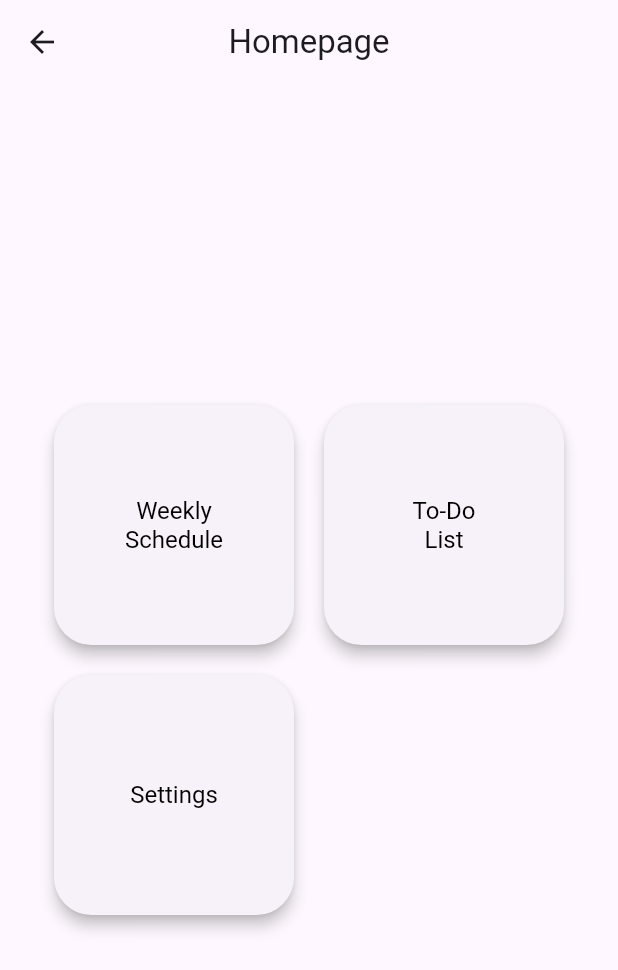
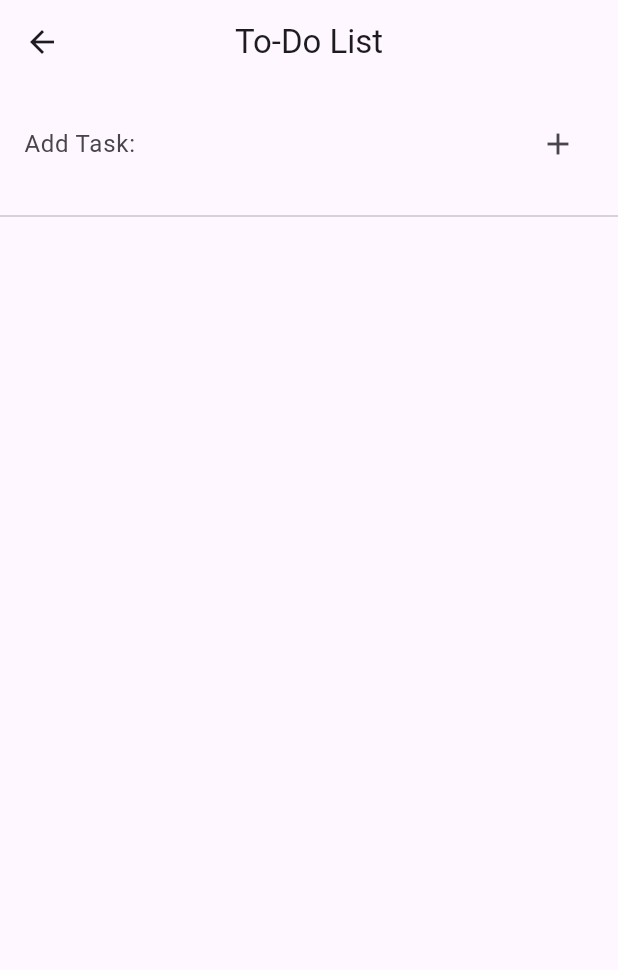
Before and after one commit to jodiele/flutter_mobile_development_bootstrap, a Flutter app: the HomePage screen opened by its route, after a tap on an icon or button, on a phone screen of 412 x 824 dp. Shown: the top 970 px of the screen. Run offline on Flutter 3.47's test engine with Material 3 defaults, Android fonts, the phone set to English and light mode, and no system bars; our stand-ins replace firebase_core; accounts and stored records are empty; generated files the repository leaves out were written again.

Commit message:
edited todo_page with dismissable tasks, need to add interactable checkboxes

```diff
--- a/lib/main.dart
+++ b/lib/main.dart
@@ -7,7 +7,7 @@
 import 'pages/register_page.dart';
 import 'pages/home_page.dart';
 import 'pages/weekly_schedule_page.dart';
-//import 'pages/todo_page.dart';
+import 'pages/todo_page.dart';
 //import 'pages/settings_page.dart';
 
 
@@ -35,7 +35,7 @@
         '/register': (context) => const RegisterPage(),
         '/home': (context) => const HomePage(),
         '/weekly': (context) => const WeeklySchedulePage(),
-        //'/todo': (context) => const TodoPage(),
+        '/todo': (context) => const ToDoPage(),
         //'/settings': (context) => const SettingsPage(),
       },
     );
--- a/lib/pages/todo_page.dart
+++ b/lib/pages/todo_page.dart
@@ -0,0 +1,99 @@
+import 'package:flutter/material.dart';
+
+class ToDoPage extends StatefulWidget {
+  const ToDoPage({super.key});
+
+  @override
+  State<ToDoPage> createState() => _ToDoPageState();
+}
+
+class _ToDoPageState extends State<ToDoPage> {
+  final List<String> _tasks = []; // list to store all tasks
+  final TextEditingController _controller = TextEditingController(); // manages user input
+
+  void _addTask(String task) {
+    if (task.trim().isEmpty) return; // can't add blank tasks
+    setState(() {
+      _tasks.add(task.trim());
+    });
+    _controller.clear(); // clears input area after adding a task
+  }
+
+  // method for removing tasks
+  void _removeTask(int index) {
+    setState(() {
+      _tasks.removeAt(index);
+    });
+  }
+
+  // ui
+  @override
+  Widget build(BuildContext context) {
+    return Scaffold(
+      appBar: AppBar(
+        title: const Text('To-Do List'),
+        centerTitle: true,
+      ),
+
+      // main screen
+      body: Column(
+        children: [
+          // user input, adding + button
+          Padding(
+            padding: const EdgeInsets.all(16),
+            child: Row(
+              children: [
+                Expanded(
+                  child: TextField( // expands it horizontally
+                    controller: _controller,
+                    decoration: const InputDecoration(
+                      hintText: 'Add Task:',
+                      border: InputBorder.none,
+                    ),
+                    onSubmitted: _addTask, // keying enter would also work to add
+                  ),
+                ),
+
+                IconButton( // sits to the right of the text field
+                  icon: const Icon(Icons.add),
+                  onPressed: () => _addTask(_controller.text), // would also add if button is tapped
+                ),
+              ],
+            ),
+          ),
+
+          const Divider(),
+
+          // list of tasks underneath user input and divider ui
+          Expanded(
+            child: ListView.builder(
+              itemCount: _tasks.length,
+              itemBuilder: (context, index) => Dismissible( // widget for swiping to delete tasks
+                key: Key(_tasks[index]),
+                direction: DismissDirection.endToStart, // swipe left to delete
+                background: Container(
+                  color: Colors.red, // changes background to red when swiped
+                  alignment: Alignment.centerRight,
+                  padding: const EdgeInsets.symmetric(horizontal: 20),
+                  child: const Icon(Icons.delete, color: Colors.white), // trash can icon when swiping
+                ),
+
+                onDismissed: (_) => _removeTask(index),
+                child: ListTile( // tasks are shown as a list
+                  leading: const Icon(Icons.check_box_outline_blank), // checkbox icon, will make it interactable
+                  title: Text(_tasks[index]),
+                ),
+              ),
+            ),
+          ),
+        ],
+      ),
+    );
+  }
+
+  @override
+  void dispose() {
+    _controller.dispose(); // clean up controller memory
+    super.dispose();
+  }
+}
```
